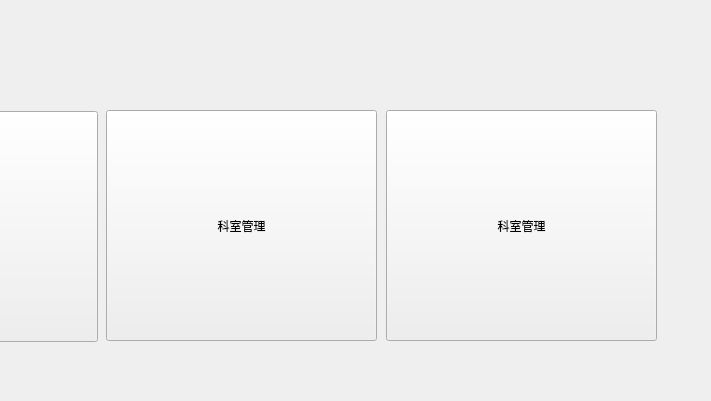
This is welcomeview.ui in z1p4444/qt as Qt 5 draws it before an edit; both pictures show x 224 to 935 and y 0 to 401 of the 935 by 503 pixel window. The edited form follows.
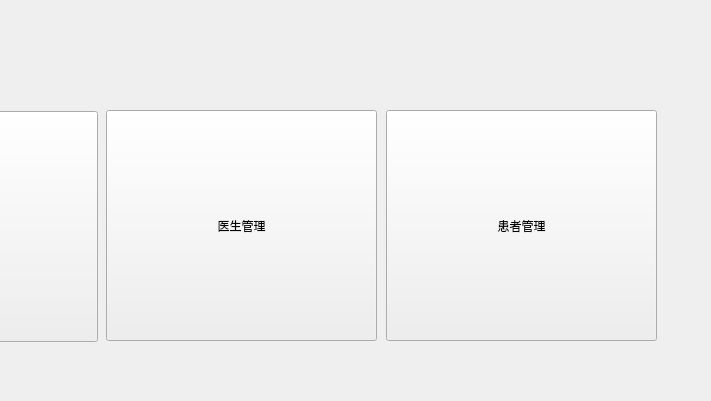
This is the edited form.

What changed in the file:
```diff
--- a/welcomeview.ui
+++ b/welcomeview.ui
@@ -48,7 +48,7 @@
     </sizepolicy>
    </property>
    <property name="text">
-    <string>科室管理</string>
+    <string>医生管理</string>
    </property>
   </widget>
   <widget class="QPushButton" name="pushButton_3">
@@ -67,7 +67,7 @@
     </sizepolicy>
    </property>
    <property name="text">
-    <string>科室管理</string>
+    <string>患者管理</string>
    </property>
   </widget>
  </widget>
```
Left out of the diff: 6 changed lines with no effect on the pictures.
